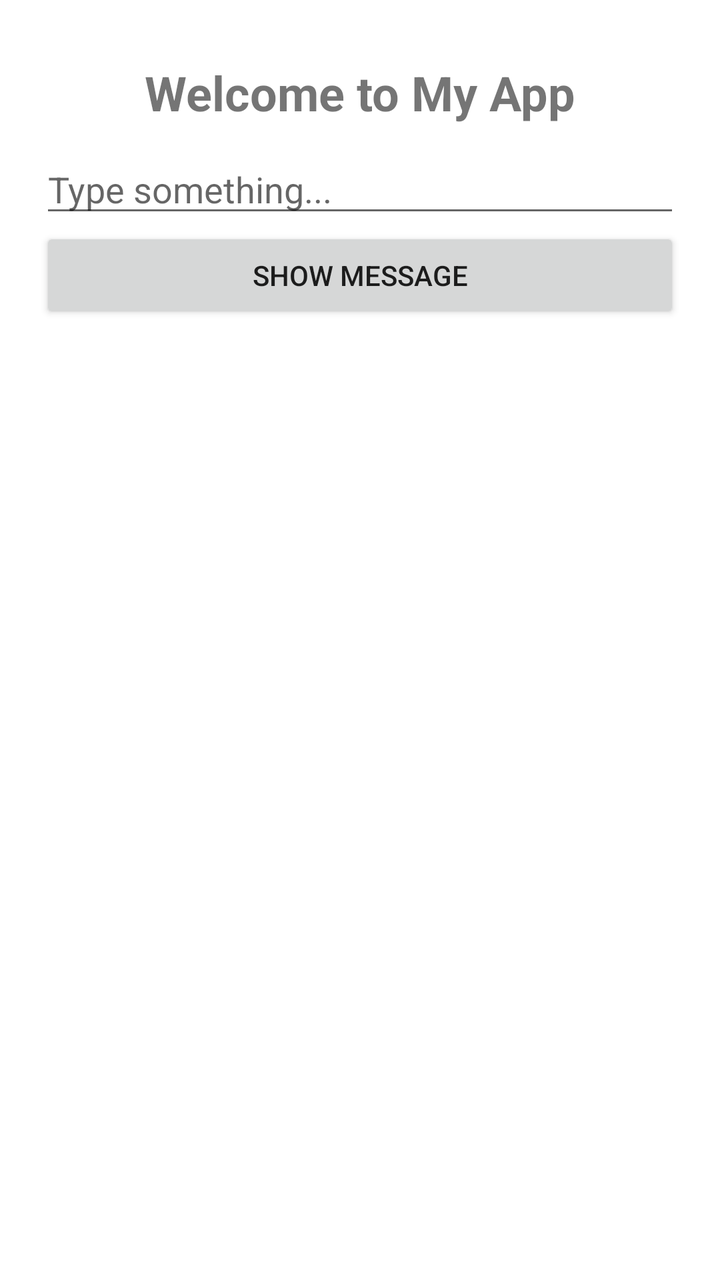
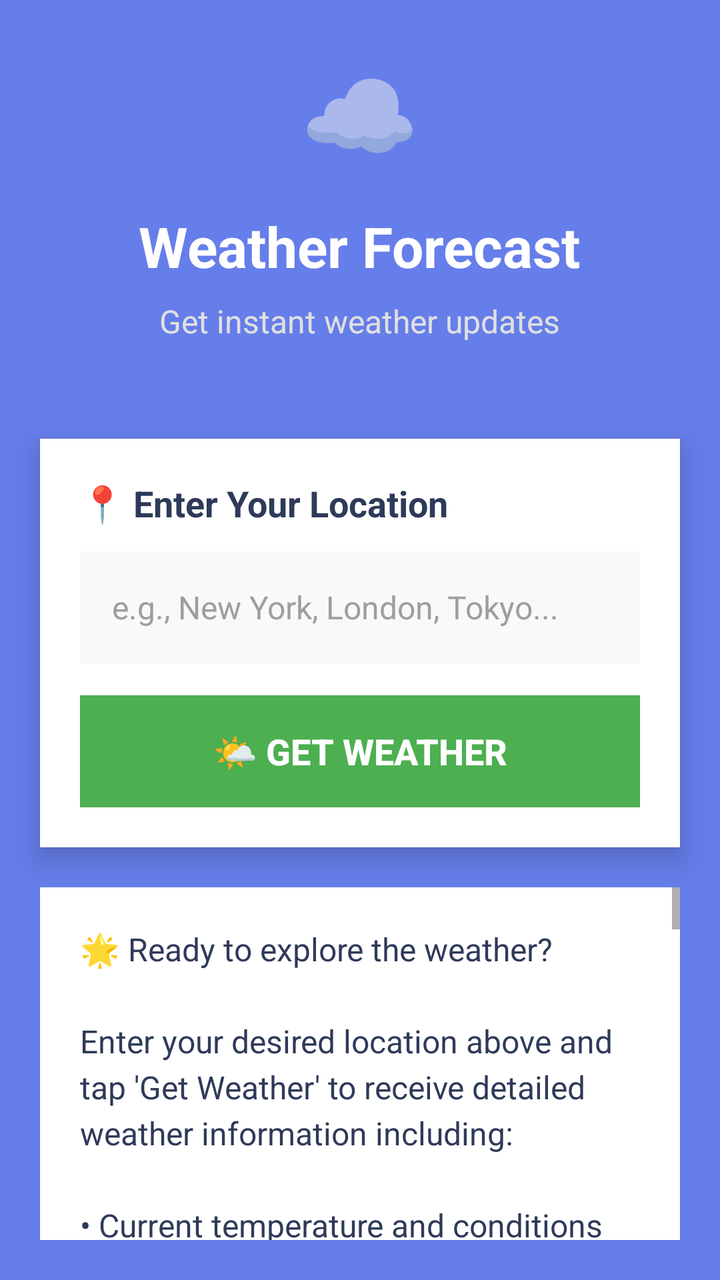

Compare the two renders of this Android layout. The source of the first and the diff that turns it into the second are given below.
<!-- AndroidManifest.xml: activity theme Theme.Renewable_enery.NoActionBar -->
<!-- res/layout/activity_main.xml -->
<LinearLayout
    xmlns:android="http://schemas.android.com/apk/res/android"
    android:id="@+id/activity_container"
    android:layout_width="match_parent"
    android:layout_height="match_parent"
    android:orientation="vertical"
    android:padding="20dp">

<TextView
android:id="@+id/titleText"
android:layout_width="wrap_content"
android:layout_height="wrap_content"
android:text="Welcome to My App"
android:textSize="24sp"
android:textStyle="bold"
android:layout_gravity="center_horizontal"
android:padding="10dp" />

<EditText
android:id="@+id/inputField"
android:layout_width="match_parent"
android:layout_height="wrap_content"
android:hint="Type something..." />

<Button
android:id="@+id/actionButton"
android:layout_width="match_parent"
android:layout_height="wrap_content"
android:text="Show Message" />

<TextView
android:id="@+id/resultText"
android:layout_width="match_parent"
android:layout_height="wrap_content"
android:text=""
android:textSize="18sp"
android:paddingTop="20dp" />
    </LinearLayout>
<!-- resources referenced by this layout -->
<resources>
  <style name="Theme.Renewable_enery.NoActionBar">
          <item name="windowActionBar">false</item>
          <item name="windowNoTitle">true</item>
      </style>
</resources>

<!-- the commit's change to res/layout/activity_main.xml (unified diff, before → after) -->
@@ -1,38 +1,116 @@
+<?xml version="1.0" encoding="utf-8"?>
 <LinearLayout
     xmlns:android="http://schemas.android.com/apk/res/android"
     android:id="@+id/activity_container"
     android:layout_width="match_parent"
     android:layout_height="match_parent"
     android:orientation="vertical"
-    android:padding="20dp">
+    android:background="#667eea">
 
-<TextView
-android:id="@+id/titleText"
-android:layout_width="wrap_content"
-android:layout_height="wrap_content"
-android:text="Welcome to My App"
-android:textSize="24sp"
-android:textStyle="bold"
-android:layout_gravity="center_horizontal"
-android:padding="10dp" />
+    
+    <LinearLayout
+        android:layout_width="match_parent"
+        android:layout_height="wrap_content"
+        android:orientation="vertical"
+        android:padding="24dp"
+        android:gravity="center">
 
-<EditText
-android:id="@+id/inputField"
-android:layout_width="match_parent"
-android:layout_height="wrap_content"
-android:hint="Type something..." />
+        <TextView
+            android:layout_width="wrap_content"
+            android:layout_height="wrap_content"
+            android:text="☁️"
+            android:textSize="48sp"
+            android:layout_marginBottom="16dp" />
 
-<Button
-android:id="@+id/actionButton"
-android:layout_width="match_parent"
-android:layout_height="wrap_content"
-android:text="Show Message" />
+        <TextView
+            android:layout_width="wrap_content"
+            android:layout_height="wrap_content"
+            android:text="Weather Forecast"
+            android:textSize="28sp"
+            android:textStyle="bold"
+            android:textColor="#FFFFFF"
+            android:layout_marginBottom="8dp" />
 
-<TextView
-android:id="@+id/resultText"
-android:layout_width="match_parent"
-android:layout_height="wrap_content"
-android:text=""
-android:textSize="18sp"
-android:paddingTop="20dp" />
+        <TextView
+            android:layout_width="wrap_content"
+            android:layout_height="wrap_content"
+            android:text="Get instant weather updates"
+            android:textSize="16sp"
+            android:textColor="#E0E0E0"
+            android:layout_marginBottom="24dp" />
+
     </LinearLayout>
+
+    
+    <LinearLayout
+        android:layout_width="match_parent"
+        android:layout_height="wrap_content"
+        android:orientation="vertical"
+        android:layout_marginHorizontal="20dp"
+        android:padding="20dp"
+        android:background="#FFFFFF"
+        android:elevation="8dp">
+
+        <TextView
+            android:layout_width="wrap_content"
+            android:layout_height="wrap_content"
+            android:text="📍 Enter Your Location"
+            android:textSize="18sp"
+            android:textStyle="bold"
+            android:layout_marginBottom="12dp"
+            android:textColor="#2E3A59" />
+
+        <EditText
+            android:id="@+id/editTextLocation"
+            android:layout_width="match_parent"
+            android:layout_height="56dp"
+            android:hint="e.g., New York, London, Tokyo..."
+            android:textSize="16sp"
+            android:paddingHorizontal="16dp"
+            android:background="#F8F9FA"
+            android:layout_marginBottom="16dp"
+            android:textColorHint="#9E9E9E"
+            android:textColor="#333333" />
+
+        <Button
+            android:id="@+id/buttonGetWeather"
+            android:layout_width="match_parent"
+            android:layout_height="56dp"
+            android:text="🌤️ Get Weather"
+            android:textSize="18sp"
+            android:textStyle="bold"
+            android:background="#4CAF50"
+            android:textColor="#FFFFFF"
+            android:elevation="4dp" />
+
+    </LinearLayout>
+
+    
+    <LinearLayout
+        android:layout_width="match_parent"
+        android:layout_height="0dp"
+        android:layout_weight="1"
+        android:layout_margin="20dp"
+        android:orientation="vertical">
+
+        <ScrollView
+            android:layout_width="match_parent"
+            android:layout_height="match_parent">
+
+            <TextView
+                android:id="@+id/textViewResult"
+                android:layout_width="match_parent"
+                android:layout_height="wrap_content"
+                android:text="🌟 Ready to explore the weather?\n\nEnter your desired location above and tap 'Get Weather' to receive detailed weather information including:\n\n• Current temperature and conditions\n• Humidity and wind speed\n• Today's forecast\n• Hourly predictions\n• UV Index and visibility\n• Sunrise and sunset times\n• Wind direction and pressure\n• Cloud coverage percentage\n\nStart your weather journey now!\n\n📱 How to use this app:\n\n1. Type any city name in the input field above\n2. Tap the 'Get Weather' button\n3. View comprehensive weather data\n4. Scroll through all the information\n5. Try different locations!\n\n🌍 Supported locations:\n• Major cities worldwide\n• Small towns and villages\n• Geographic coordinates\n• Airport codes\n• Postal codes\n\n⭐ Features:\n• Real-time weather data\n• Detailed forecasts\n• Multiple weather parameters\n• Easy-to-read format\n• Instant updates\n\n🔄 This content area will be replaced with actual weather data when you search for a location. The weather information will include temperature, humidity, wind conditions, forecasts, and much more detailed information that will definitely require scrolling to view completely.\n\n📊 Weather data includes:\n• Temperature (current, min, max)\n• Weather conditions description\n• Humidity percentage\n• Wind speed and direction\n• Atmospheric pressure\n• Visibility distance\n• UV index rating\n• Cloud coverage\n• Precipitation amount\n• Sunrise/sunset times\n• Moon phase information\n• Hourly forecasts\n• And much more!"
+                android:textSize="16sp"
+                android:padding="20dp"
+                android:background="#FFFFFF"
+                android:textColor="#2E3A59"
+                android:lineSpacingExtra="4dp"
+                android:elevation="2dp" />
+
+        </ScrollView>
+
+    </LinearLayout>
+
+</LinearLayout>
